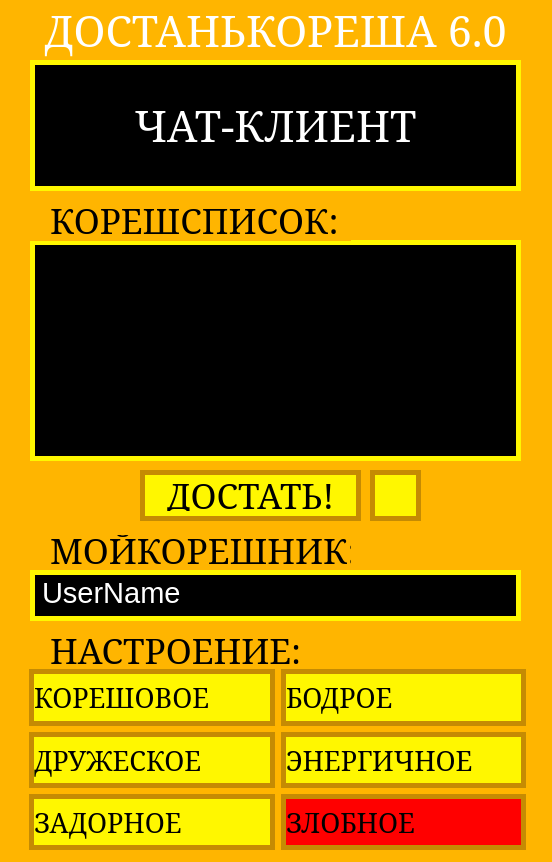
S032/PesterChum, file PesterChum/mainwindow.ui: the form before one commit.
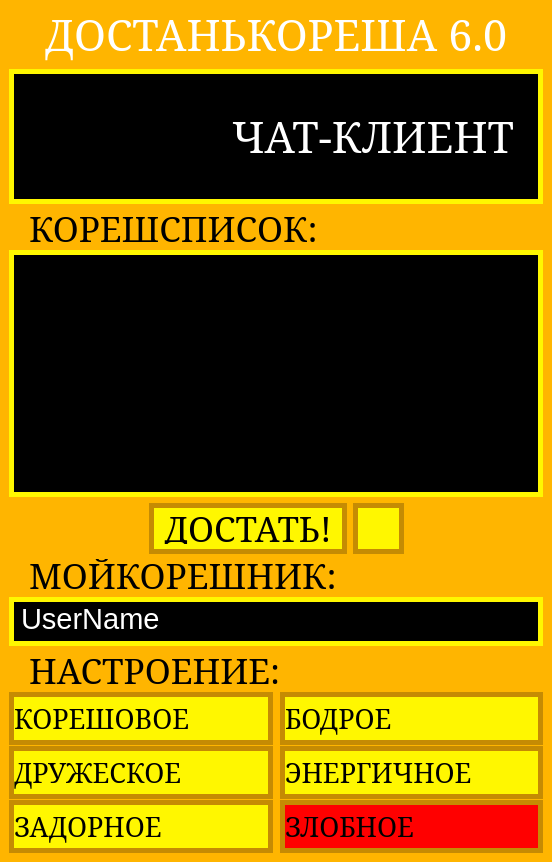
The form after the commit. Icons and pictures are not drawn.

What changed in the file:
```diff
--- a/PesterChum/mainwindow.ui
+++ b/PesterChum/mainwindow.ui
@@ -27,14 +27,186 @@
     border-radius: 0;</string>
   </property>
   <widget class="QWidget" name="centralwidget">
+   <layout class="QVBoxLayout" name="verticalLayout_2">
+    <property name="topMargin">
+     <number>0</number>
+    </property>
+    <item>
+     <layout class="QVBoxLayout" name="verticalLayout">
+      <property name="spacing">
+       <number>0</number>
+      </property>
+      <item>
+       <widget class="QLabel" name="label">
+        <property name="font">
+         <font>
+          <family>MS Serif</family>
+          <pointsize>32</pointsize>
+          <bold>false</bold>
+         </font>
+        </property>
+        <property name="text">
+         <string>ДОСТАНЬКОРЕША 6.0</string>
+        </property>
+        <property name="alignment">
+         <set>Qt::AlignCenter</set>
+        </property>
+       </widget>
+      </item>
+      <item>
+       <widget class="QGroupBox" name="PesterChum">
+        <property name="minimumSize">
+         <size>
+          <width>0</width>
+          <height>135</height>
+         </size>
+        </property>
+        <property name="styleSheet">
+         <string notr="true">QGroupBox {
+	background-color: #000000;
+	color: #ffffff;
+    border: 5px solid #fff700;
+}</string>
+        </property>
+        <property name="title">
+         <string/>
+        </property>
+        <layout class="QHBoxLayout" name="horizontalLayout_2">
+         <property name="spacing">
+          <number>0</number>
+         </property>
+         <property name="topMargin">
+          <number>0</number>
+         </property>
+         <property name="bottomMargin">
+          <number>0</number>
+         </property>
+         <item>
+          <widget class="QLabel" name="picture">
+           <property name="sizePolicy">
+            <sizepolicy hsizetype="Preferred" vsizetype="Preferred">
+             <horstretch>120</horstretch>
+             <verstretch>0</verstretch>
+            </sizepolicy>
+           </property>
+           <property name="maximumSize">
+            <size>
+             <width>200</width>
+             <height>16777215</height>
+            </size>
+           </property>
+           <property name="styleSheet">
+            <string notr="true">QLabel {
+	background: NULL;
+	color: #ffffff;
+	padding-top: 0px;
+	padding-buttom: 0px;
+}</string>
+           </property>
+           <property name="text">
+            <string/>
+           </property>
+           <property name="alignment">
+            <set>Qt::AlignCenter</set>
+           </property>
+           <property name="margin">
+            <number>0</number>
+           </property>
+          </widget>
+         </item>
+         <item>
+          <widget class="QLabel" name="label_2">
+           <property name="sizePolicy">
+            <sizepolicy hsizetype="Expanding" vsizetype="Preferred">
+             <horstretch>22</horstretch>
+             <verstretch>0</verstretch>
+            </sizepolicy>
+           </property>
+           <property name="font">
+            <font>
+             <family>MS Serif</family>
+             <pointsize>32</pointsize>
+            </font>
+           </property>
+           <property name="styleSheet">
+            <string notr="true">QLabel {
+	background: NULL;
+	color: #ffffff;
+}</string>
+           </property>
+           <property name="text">
+            <string>ЧАТ-КЛИЕНТ</string>
+           </property>
+           <property name="alignment">
+            <set>Qt::AlignCenter</set>
+           </property>
+          </widget>
+         </item>
+        </layout>
+       </widget>
+      </item>
+      <item>
+       <layout class="QVBoxLayout" name="ChumList">
+        <property name="spacing">
+         <number>0</number>
+        </property>
+        <item>
+         <spacer name="verticalSpacer_3">
+          <property name="orientation">
+           <enum>Qt::Vertical</enum>
+          </property>
+          <property name="sizeType">
+           <enum>QSizePolicy::Fixed</enum>
+          </property>
+          <property name="sizeHint" stdset="0">
+           <size>
+            <width>20</width>
+            <height>3</height>
+           </size>
+          </property>
+         </spacer>
+        </item>
+        <item>
+         <widget class="QLabel" name="label_3">
+          <property name="sizePolicy">
+           <sizepolicy hsizetype="Preferred" vsizetype="Preferred">
+            <horstretch>0</horstretch>
+            <verstretch>50</verstretch>
+           </sizepolicy>
+          </property>
+          <property name="maximumSize">
+           <size>
+            <width>16777215</width>
+            <height>43</height>
+           </size>
+          </property>
+          <property name="font">
+           <font>
+            <family>MS Serif</family>
+            <pointsize>26</pointsize>
+           </font>
+          </property>
+          <property name="styleSheet">
+           <string notr="true">color: rgb(0, 0, 0);</string>
+          </property>
+          <property name="text">
+           <string>КОРЕШСПИСОК:</string>
+          </property>
+         </widget>
+        </item>
+        <item>
    <widget class="QListView" name="UserList">
-    <property name="geometry">
-     <rect>
-      <x>30</x>
-      <y>240</y>
-      <width>491</width>
-      <height>221</height>
-     </rect>
+          <property name="sizePolicy">
+           <sizepolicy hsizetype="Expanding" vsizetype="Expanding">
+            <horstretch>0</horstretch>
+            <verstretch>2</verstretch>
+           </sizepolicy>
+          </property>
+          <property name="minimumSize">
+           <size>
+            <width>0</width>
+            <height>80</height>
+           </size>
     </property>
     <property name="font">
      <font>
@@ -59,6 +231,7 @@
 	background-color: #000000;
 	color: #ffffff;
     border: 5px solid #fff700;
+	padding: 0px;
 }
 
 QListView::item:hover {
@@ -85,86 +258,56 @@
      <bool>false</bool>
     </property>
    </widget>
-   <widget class="QLabel" name="label">
-    <property name="geometry">
-     <rect>
-      <x>10</x>
-      <y>-10</y>
-      <width>531</width>
-      <height>81</height>
-     </rect>
-    </property>
-    <property name="font">
-     <font>
-      <family>MS Serif</family>
-      <pointsize>32</pointsize>
-      <bold>false</bold>
-     </font>
-    </property>
-    <property name="text">
-     <string>ДОСТАНЬКОРЕША 6.0</string>
-    </property>
-    <property name="alignment">
-     <set>Qt::AlignCenter</set>
-    </property>
-   </widget>
-   <widget class="QLabel" name="label_2">
-    <property name="geometry">
-     <rect>
-      <x>30</x>
-      <y>60</y>
-      <width>491</width>
-      <height>131</height>
-     </rect>
-    </property>
-    <property name="font">
-     <font>
-      <family>MS Serif</family>
-      <pointsize>32</pointsize>
-     </font>
-    </property>
-    <property name="styleSheet">
-     <string notr="true">	background-color: #000000;
-	color: #ffffff;
-    border: 5px solid #fff700;</string>
-    </property>
-    <property name="text">
-     <string>ЧАТ-КЛИЕНТ</string>
-    </property>
-    <property name="alignment">
-     <set>Qt::AlignCenter</set>
-    </property>
-   </widget>
-   <widget class="QLabel" name="label_3">
-    <property name="geometry">
-     <rect>
-      <x>30</x>
-      <y>200</y>
-      <width>321</width>
-      <height>41</height>
-     </rect>
-    </property>
-    <property name="font">
-     <font>
-      <family>MS Serif</family>
-      <pointsize>26</pointsize>
-     </font>
-    </property>
-    <property name="styleSheet">
-     <string notr="true">color: rgb(0, 0, 0);</string>
-    </property>
-    <property name="text">
-     <string>КОРЕШСПИСОК:</string>
-    </property>
-   </widget>
+        </item>
+        <item>
+         <spacer name="verticalSpacer">
+          <property name="orientation">
+           <enum>Qt::Vertical</enum>
+          </property>
+          <property name="sizeType">
+           <enum>QSizePolicy::Fixed</enum>
+          </property>
+          <property name="sizeHint" stdset="0">
+           <size>
+            <width>20</width>
+            <height>6</height>
+           </size>
+          </property>
+         </spacer>
+        </item>
+       </layout>
+      </item>
+      <item>
+       <layout class="QHBoxLayout" name="ChumButtons">
+        <property name="spacing">
+         <number>0</number>
+        </property>
+        <item>
+         <spacer name="horizontalSpacer">
+          <property name="orientation">
+           <enum>Qt::Horizontal</enum>
+          </property>
+          <property name="sizeHint" stdset="0">
+           <size>
+            <width>40</width>
+            <height>20</height>
+           </size>
+          </property>
+         </spacer>
+        </item>
+        <item>
    <widget class="QPushButton" name="pushButton">
-    <property name="geometry">
-     <rect>
-      <x>140</x>
-      <y>470</y>
-      <width>221</width>
+          <property name="sizePolicy">
+           <sizepolicy hsizetype="Expanding" vsizetype="Expanding">
+            <horstretch>0</horstretch>
+            <verstretch>0</verstretch>
+           </sizepolicy>
+          </property>
+          <property name="maximumSize">
+           <size>
+            <width>16777215</width>
       <height>51</height>
-     </rect>
+           </size>
     </property>
     <property name="font">
      <font>
@@ -192,14 +335,85 @@
      <string>ДОСТАТЬ!</string>
     </property>
    </widget>
+        </item>
+        <item>
+         <spacer name="horizontalSpacer_3">
+          <property name="orientation">
+           <enum>Qt::Horizontal</enum>
+          </property>
+          <property name="sizeType">
+           <enum>QSizePolicy::Preferred</enum>
+          </property>
+          <property name="sizeHint" stdset="0">
+           <size>
+            <width>6</width>
+            <height>20</height>
+           </size>
+          </property>
+         </spacer>
+        </item>
+        <item>
+         <widget class="QPushButton" name="friends_button">
+          <property name="sizePolicy">
+           <sizepolicy hsizetype="Preferred" vsizetype="Preferred">
+            <horstretch>0</horstretch>
+            <verstretch>0</verstretch>
+           </sizepolicy>
+          </property>
+          <property name="maximumSize">
+           <size>
+            <width>51</width>
+            <height>51</height>
+           </size>
+          </property>
+          <property name="styleSheet">
+           <string notr="true">QPushButton {
+background-color: #fff700;
+color: rgb(0, 0, 0);
+border: 5px solid rgba(197, 139, 3, 1);
+}
+
+QPushButton:hover {
+background-color: rgb(244, 255, 39);
+color: rgb(0, 0, 0);
+border: 5px solid rgba(197, 139, 3, 1);
+}</string>
+          </property>
+          <property name="text">
+           <string/>
+          </property>
+          <property name="icon">
+           <iconset theme="accessories-character-map"/>
+          </property>
+         </widget>
+        </item>
+        <item>
+         <spacer name="horizontalSpacer_2">
+          <property name="orientation">
+           <enum>Qt::Horizontal</enum>
+          </property>
+          <property name="sizeHint" stdset="0">
+           <size>
+            <width>40</width>
+            <height>20</height>
+           </size>
+          </property>
+         </spacer>
+        </item>
+       </layout>
+      </item>
+      <item>
+       <layout class="QVBoxLayout" name="ChumName">
+        <property name="spacing">
+         <number>0</number>
+        </property>
+        <item>
    <widget class="QLabel" name="MyUserName">
-    <property name="geometry">
-     <rect>
-      <x>30</x>
-      <y>530</y>
-      <width>331</width>
-      <height>41</height>
-     </rect>
+          <property name="maximumSize">
+           <size>
+            <width>16777215</width>
+            <height>43</height>
+           </size>
     </property>
     <property name="font">
      <font>
@@ -214,14 +428,14 @@
      <string>МОЙКОРЕШНИК:</string>
     </property>
    </widget>
+        </item>
+        <item>
    <widget class="QLabel" name="UserName">
-    <property name="geometry">
-     <rect>
-      <x>30</x>
-      <y>570</y>
-      <width>491</width>
+          <property name="maximumSize">
+           <size>
+            <width>16777215</width>
       <height>51</height>
-     </rect>
+           </size>
     </property>
     <property name="font">
      <font>
@@ -240,14 +454,37 @@
      <string>UserName</string>
     </property>
    </widget>
+        </item>
+        <item>
+         <spacer name="verticalSpacer_2">
+          <property name="orientation">
+           <enum>Qt::Vertical</enum>
+          </property>
+          <property name="sizeType">
+           <enum>QSizePolicy::Fixed</enum>
+          </property>
+          <property name="sizeHint" stdset="0">
+           <size>
+            <width>0</width>
+            <height>3</height>
+           </size>
+          </property>
+         </spacer>
+        </item>
+       </layout>
+      </item>
+      <item>
+       <layout class="QVBoxLayout" name="MoodButtons">
+        <property name="spacing">
+         <number>0</number>
+        </property>
+        <item>
    <widget class="QLabel" name="Mood">
-    <property name="geometry">
-     <rect>
-      <x>30</x>
-      <y>630</y>
-      <width>331</width>
-      <height>41</height>
-     </rect>
+          <property name="maximumSize">
+           <size>
+            <width>16777215</width>
+            <height>43</height>
+           </size>
     </property>
     <property name="font">
      <font>
@@ -262,16 +499,15 @@
      <string>НАСТРОЕНИЕ:</string>
     </property>
    </widget>
-   <widget class="QWidget" name="gridLayoutWidget">
-    <property name="geometry">
-     <rect>
-      <x>29</x>
-      <y>669</y>
-      <width>497</width>
-      <height>181</height>
-     </rect>
-    </property>
+        </item>
+        <item>
     <layout class="QGridLayout" name="gridLayout">
+          <property name="horizontalSpacing">
+           <number>7</number>
+          </property>
+          <property name="verticalSpacing">
+           <number>1</number>
+          </property>
      <item row="2" column="0">
       <widget class="QPushButton" name="pushButton_2">
        <property name="sizePolicy">
@@ -280,6 +516,12 @@
          <verstretch>0</verstretch>
         </sizepolicy>
        </property>
+            <property name="maximumSize">
+             <size>
+              <width>16777215</width>
+              <height>53</height>
+             </size>
+            </property>
        <property name="font">
         <font>
          <family>MS Serif</family>
@@ -319,6 +561,12 @@
          <verstretch>0</verstretch>
         </sizepolicy>
        </property>
+            <property name="maximumSize">
+             <size>
+              <width>16777215</width>
+              <height>53</height>
+             </size>
+            </property>
        <property name="font">
         <font>
          <family>MS Serif</family>
@@ -358,6 +606,12 @@
          <verstretch>0</verstretch>
         </sizepolicy>
        </property>
+            <property name="maximumSize">
+             <size>
+              <width>16777215</width>
+              <height>53</height>
+             </size>
+            </property>
        <property name="font">
         <font>
          <family>MS Serif</family>
@@ -397,6 +651,12 @@
          <verstretch>0</verstretch>
         </sizepolicy>
        </property>
+            <property name="maximumSize">
+             <size>
+              <width>16777215</width>
+              <height>53</height>
+             </size>
+            </property>
        <property name="font">
         <font>
          <family>MS Serif</family>
@@ -436,6 +696,12 @@
          <verstretch>0</verstretch>
         </sizepolicy>
        </property>
+            <property name="maximumSize">
+             <size>
+              <width>16777215</width>
+              <height>53</height>
+             </size>
+            </property>
        <property name="font">
         <font>
          <family>MS Serif</family>
@@ -475,6 +741,12 @@
          <verstretch>0</verstretch>
         </sizepolicy>
        </property>
+            <property name="maximumSize">
+             <size>
+              <width>16777215</width>
+              <height>53</height>
+             </size>
+            </property>
        <property name="font">
         <font>
          <family>MS Serif</family>
@@ -507,36 +779,12 @@
       </widget>
      </item>
     </layout>
-   </widget>
-   <widget class="QPushButton" name="friends_button">
-    <property name="geometry">
-     <rect>
-      <x>370</x>
-      <y>470</y>
-      <width>51</width>
-      <height>51</height>
-     </rect>
-    </property>
-    <property name="styleSheet">
-     <string notr="true">QPushButton {
-background-color: #fff700;
-color: rgb(0, 0, 0);
-border: 5px solid rgba(197, 139, 3, 1);
-}
-
-QPushButton:hover {
-background-color: rgb(244, 255, 39);
-color: rgb(0, 0, 0);
-border: 5px solid rgba(197, 139, 3, 1);
-}</string>
-    </property>
-    <property name="text">
-     <string/>
-    </property>
-    <property name="icon">
-     <iconset theme="accessories-character-map"/>
-    </property>
-   </widget>
+        </item>
+       </layout>
+      </item>
+     </layout>
+    </item>
+   </layout>
   </widget>
  </widget>
  <resources/>
```
Left out of the diff: 9 changed lines with no effect on the pictures. Lines whose indentation alone changed are shown as unchanged.
